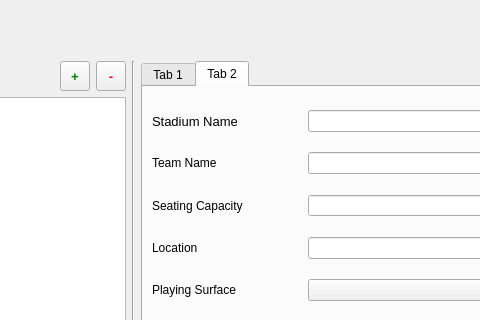
Old version of the form AdminPage/DashboardPage.ui in the repository Akil0814/CS_1D_BaseBall; both pictures show x 363 to 843 and y 0 to 320 of the 993 by 559 pixel window.
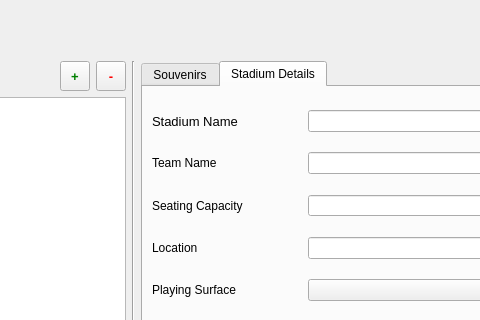
New version of the form.

```diff
--- a/AdminPage/DashboardPage.ui
+++ b/AdminPage/DashboardPage.ui
@@ -142,7 +142,7 @@
          </property>
          <widget class="QWidget" name="tab">
           <attribute name="title">
-           <string>Tab 1</string>
+           <string>Souvenirs</string>
           </attribute>
           <layout class="QGridLayout" name="gridLayout_2">
            <property name="leftMargin">
@@ -257,7 +257,7 @@
          </widget>
          <widget class="QWidget" name="tab_2">
           <attribute name="title">
-           <string>Tab 2</string>
+           <string>Stadium Details</string>
           </attribute>
           <layout class="QGridLayout" name="gridLayout_4">
            <item row="0" column="0">
```
